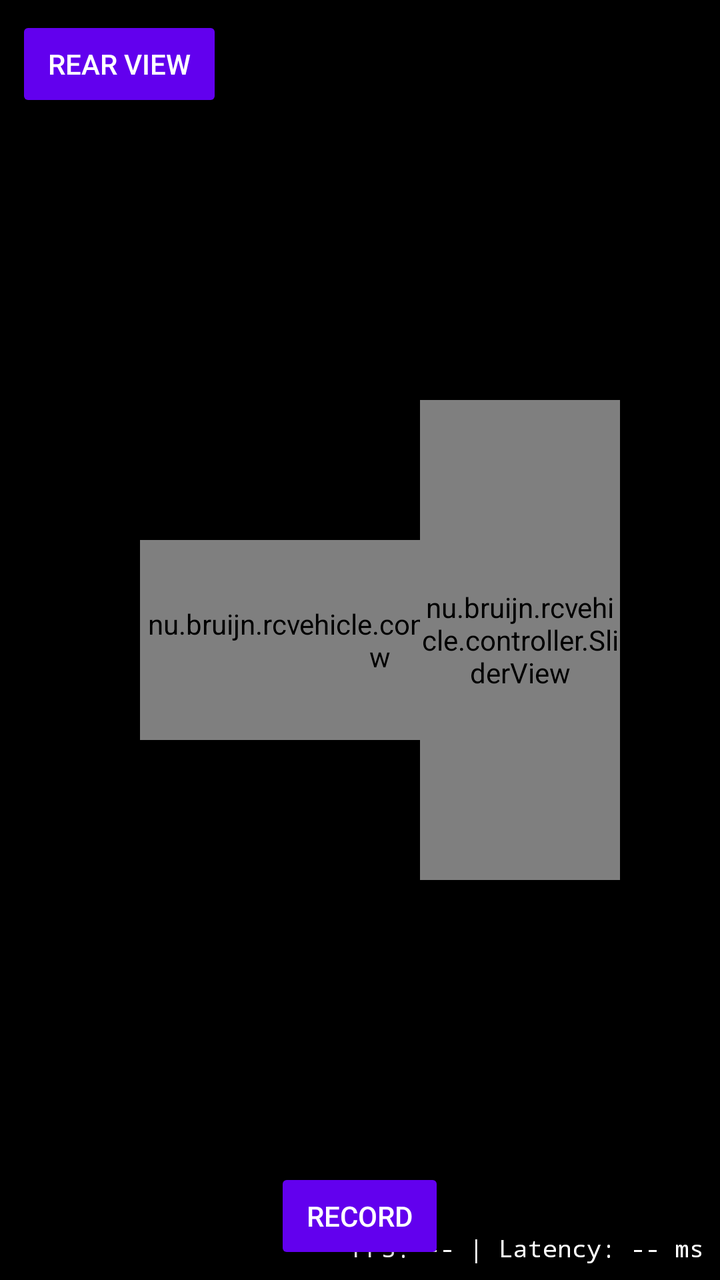
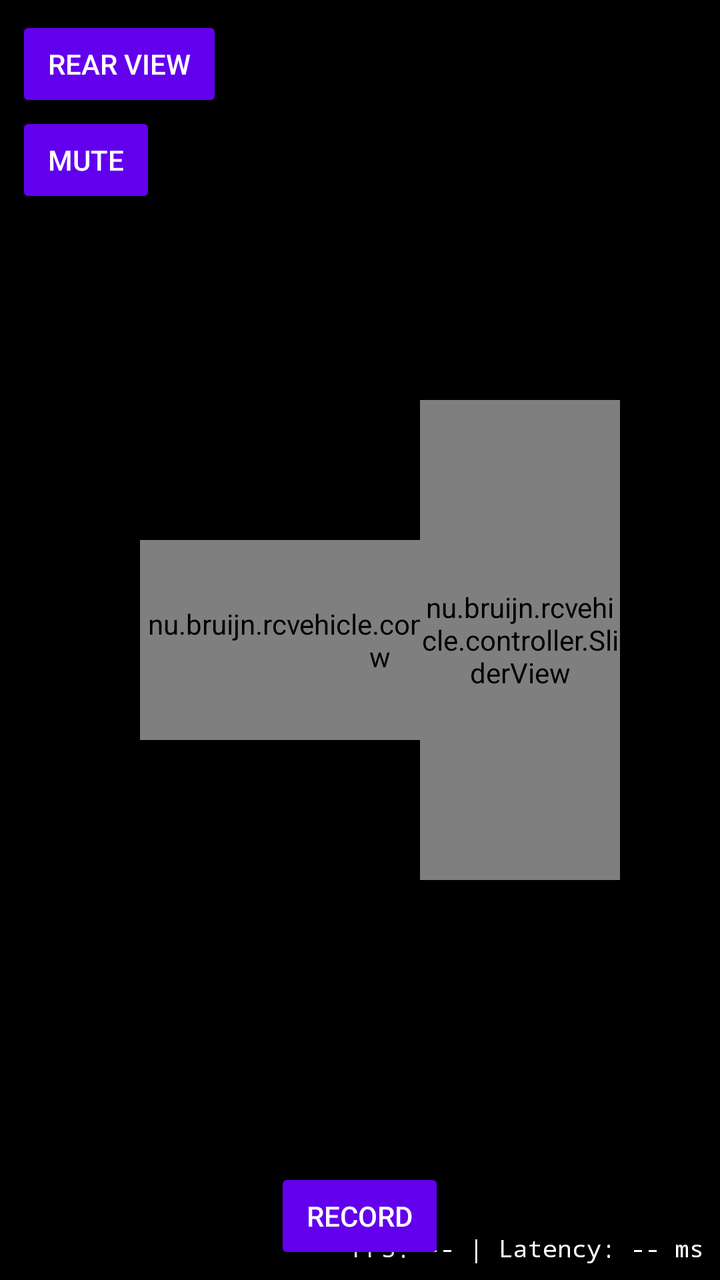

The first picture is an Android layout as it rendered before a commit; the second is the same layout after the commit. The layout source and the unified diff follow.
<!-- AndroidManifest.xml: application theme Theme.RcVehicle -->
<!-- res/layout/activity_controller_drive.xml -->
<?xml version="1.0" encoding="utf-8"?>
<FrameLayout xmlns:android="http://schemas.android.com/apk/res/android"
    android:id="@+id/videoContainer"
    android:layout_width="match_parent"
    android:layout_height="match_parent"
    android:background="@android:color/black">

    
    <TextureView
        android:id="@+id/textureVideo"
        android:layout_width="match_parent"
        android:layout_height="match_parent"
        android:layout_gravity="center" />

    
    <nu.bruijn.rcvehicle.controller.SliderView
        android:id="@+id/sliderSteer"
        android:layout_width="240dp"
        android:layout_height="100dp"
        android:layout_gravity="center_vertical|start"
        android:layout_marginStart="70dp" />

    
    <nu.bruijn.rcvehicle.controller.SliderView
        android:id="@+id/sliderThrottle"
        android:layout_width="100dp"
        android:layout_height="240dp"
        android:layout_gravity="center_vertical|end"
        android:layout_marginEnd="50dp" />

    
    <TextView
        android:id="@+id/textConnectionWarning"
        android:layout_width="wrap_content"
        android:layout_height="wrap_content"
        android:layout_gravity="bottom|center_horizontal"
        android:layout_marginBottom="24dp"
        android:textColor="#FFEB3B"
        android:textStyle="bold"
        android:background="#AA000000"
        android:padding="8dp" />

    
    <Button
        android:id="@+id/buttonRearView"
        style="?android:attr/buttonStyleSmall"
        android:layout_width="wrap_content"
        android:layout_height="wrap_content"
        android:layout_gravity="top|start"
        android:layout_margin="8dp"
        android:text="@string/controller_rear_view" />

    
    <Button
        android:id="@+id/buttonSteerLimit"
        style="?android:attr/buttonStyleSmall"
        android:layout_width="wrap_content"
        android:layout_height="wrap_content"
        android:layout_gravity="top|end"
        android:layout_margin="8dp"
        android:visibility="gone"
        android:text="@string/controller_steer_limit" />

    
    <LinearLayout
        android:id="@+id/qualitySection"
        android:layout_width="wrap_content"
        android:layout_height="wrap_content"
        android:layout_gravity="top|center_horizontal"
        android:layout_marginTop="12dp"
        android:orientation="horizontal"
        android:gravity="center_vertical"
        android:visibility="gone">

        <Button
            android:id="@+id/buttonQualityLow"
            style="?android:attr/buttonStyleSmall"
            android:layout_width="wrap_content"
            android:layout_height="wrap_content"
            android:text="@string/controller_quality_low" />

        <Button
            android:id="@+id/buttonQualityMedium"
            style="?android:attr/buttonStyleSmall"
            android:layout_width="wrap_content"
            android:layout_height="wrap_content"
            android:text="@string/controller_quality_medium" />

        <Button
            android:id="@+id/buttonQualityHigh"
            style="?android:attr/buttonStyleSmall"
            android:layout_width="wrap_content"
            android:layout_height="wrap_content"
            android:text="@string/controller_quality_high" />

        <CheckBox
            android:id="@+id/checkAutoQuality"
            android:layout_width="wrap_content"
            android:layout_height="wrap_content"
            android:layout_marginStart="8dp"
            android:textColor="@android:color/white"
            android:text="@string/controller_quality_auto" />
    </LinearLayout>

    
    <TextView
        android:id="@+id/textRtcLog"
        android:layout_width="wrap_content"
        android:layout_height="wrap_content"
        android:layout_gravity="bottom|start"
        android:layout_margin="8dp"
        android:fontFamily="monospace"
        android:textSize="10sp"
        android:textColor="@android:color/white"
        android:maxLines="4" />

    <TextView
        android:id="@+id/textDebugOverlay"
        android:layout_width="wrap_content"
        android:layout_height="wrap_content"
        android:layout_gravity="bottom|end"
        android:layout_margin="8dp"
        android:fontFamily="monospace"
        android:textSize="12sp"
        android:textColor="@android:color/white"
        android:text="FPS: -- | Latency: -- ms" />

    <Button
        android:id="@+id/buttonRecord"
        style="?android:attr/buttonStyleSmall"
        android:layout_width="wrap_content"
        android:layout_height="wrap_content"
        android:layout_gravity="bottom|center_horizontal"
        android:layout_marginBottom="8dp"
        android:text="@string/controller_record" />

</FrameLayout>
<!-- resources referenced by this layout -->
<resources>
  <string name="controller_quality_auto">Auto</string>
  <string name="controller_quality_high">High</string>
  <string name="controller_quality_low">Low</string>
  <string name="controller_quality_medium">Med</string>
  <string name="controller_rear_view">Rear view</string>
  <string name="controller_record">Record</string>
  <string name="controller_steer_limit">Limit steering</string>
  <style name="Theme.RcVehicle" parent="Theme.MaterialComponents.DayNight.NoActionBar" />
</resources>

<!-- the commit's change to res/layout/activity_controller_drive.xml (unified diff, before → after) -->
@@ -49,6 +49,17 @@
         android:layout_gravity="top|start"
         android:layout_margin="8dp"
         android:text="@string/controller_rear_view" />
+
+    
+    <Button
+        android:id="@+id/buttonMute"
+        style="?android:attr/buttonStyleSmall"
+        android:layout_width="wrap_content"
+        android:layout_height="wrap_content"
+        android:layout_gravity="top|start"
+        android:layout_marginStart="8dp"
+        android:layout_marginTop="56dp"
+        android:text="@string/controller_mute" />
 
     
     <Button
<!-- resource entries referenced after the edit -->
@@ -1,5 +1,6 @@
 <!-- resources referenced by this layout -->
 <resources>
+  <string name="controller_mute">Mute</string>
   <string name="controller_quality_auto">Auto</string>
   <string name="controller_quality_high">High</string>
   <string name="controller_quality_low">Low</string>
